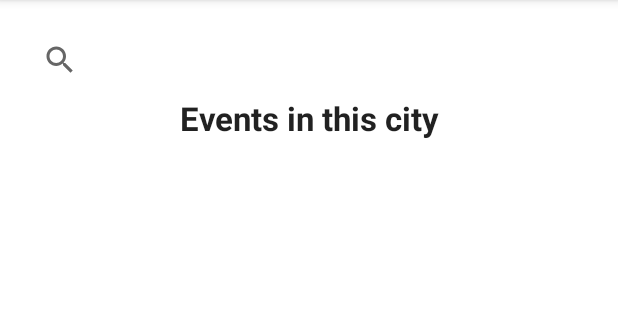
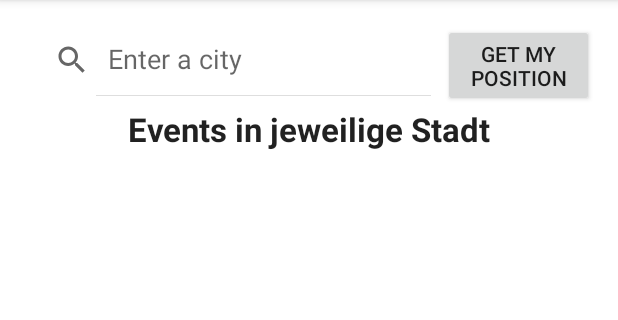
Before and after one commit to KristineWolf/Eventastic, an Android app: the EventsInCity screen opened directly, with no data from a screen before it, on a phone screen of 412 x 824 dp, the part 84-404 px from its top. Run offline under Robolectric (Android 15) with nearby library versions, the phone set to English and light mode, and no system bars; our stand-ins replace Firebase (no records; nobody signed in at launch, a user with empty details on screens opened directly); libraries missing offline, so code that uses them is left out: com.firebase.client; 3 statements that could not run were skipped.

```diff
--- a/app/src/main/java/com/example/kristine/eventastic/Activities/AddEvent.java
+++ b/app/src/main/java/com/example/kristine/eventastic/Activities/AddEvent.java
@@ -28,10 +28,6 @@ import java.util.Calendar;
 import java.util.GregorianCalendar;
 import java.util.Locale;
 
-/**
- * import com.google.android.gms.appindexing.Action;
- * import com.google.android.gms.appindexing.AppIndex;
- **/
 
 public class AddEvent extends AppCompatActivity implements AdapterView.OnItemSelectedListener {
 
--- a/app/src/main/java/com/example/kristine/eventastic/Activities/Calendar.java
+++ b/app/src/main/java/com/example/kristine/eventastic/Activities/Calendar.java
@@ -45,8 +45,10 @@ public class Calendar extends AppCompatActivity{
         initDB();
         initUI();
         updateList();
-        setNextEvent();
-        checkNotification();
+        if (arrayList.size() != 0){
+            setNextEvent();
+            checkNotification();
+        }
     }
 
     private void checkNotification() {
--- a/app/src/main/java/com/example/kristine/eventastic/Activities/EventsInCity.java
+++ b/app/src/main/java/com/example/kristine/eventastic/Activities/EventsInCity.java
@@ -2,15 +2,16 @@ package com.example.kristine.eventastic.Activities;
 
 import android.content.Intent;
 import android.os.Bundle;
-import android.os.Parcelable;
 import android.support.v4.app.NavUtils;
 import android.support.v7.app.AppCompatActivity;
+import android.support.v7.widget.SearchView;
 import android.view.Menu;
 import android.view.MenuInflater;
 import android.view.MenuItem;
 import android.view.View;
 import android.widget.AdapterView;
 import android.widget.ListView;
+import android.widget.TextView;
 
 import com.example.kristine.eventastic.Adapter.CityAdapter;
 import com.example.kristine.eventastic.Databases.ExternDatabase;
@@ -21,19 +22,15 @@ import com.example.kristine.eventastic.R;
 import com.firebase.client.ChildEventListener;
 import com.firebase.client.DataSnapshot;
 import com.firebase.client.FirebaseError;
-import com.google.firebase.database.DatabaseReference;
-import com.google.firebase.database.FirebaseDatabase;
 
-import java.io.Serializable;
 import java.util.ArrayList;
-import java.util.Calendar;
 import java.util.Collections;
 
 
 public class EventsInCity extends AppCompatActivity {
 
     private ListView listView;
-
+    private SearchView searchForCity;
     private ExternDatabase helper;
 
     private CityAdapter adapter;
@@ -102,8 +99,18 @@ public class EventsInCity extends AppCompatActivity {
     }
 
     private void initUI() {
+        setupSearchView();
+        initCityName();
         initListView();
         initListAdapter();
+    }
+
+    private void initCityName() {
+        TextView city = (TextView)findViewById(R.id.title_events_in_this_city);
+        city.setText(getString(R.string.all_events_title)+ " jeweilige Stadt");
+    }
+
+    private void setupSearchView() {
     }
 
     private void initListView() {
--- a/app/src/main/res/layout/activity_events_in_city.xml
+++ b/app/src/main/res/layout/activity_events_in_city.xml
@@ -20,10 +20,18 @@
         <SearchView
             android:layout_width="wrap_content"
             android:layout_height="wrap_content"
-            android:id="@+id/searchView"
+            android:id="@+id/searchViewCities"
             android:background="@color/white"
             android:queryHint="Enter a city"
-            />
+            android:iconifiedByDefault="false"
+            android:layout_weight="0.5"/>
+
+        <Button
+            android:layout_width="wrap_content"
+            android:layout_height="wrap_content"
+            android:id="@+id/button_get_position"
+            android:text="@string/button_get_position"
+            android:layout_weight="0.5"/>
 
 
     </LinearLayout>
--- a/app/src/main/res/values/strings.xml
+++ b/app/src/main/res/values/strings.xml
@@ -5,6 +5,8 @@
     <string name="app_name">Eventastic</string>
     <string name="events_city">Events in this city</string>
     <string name="participating_events">Participating Events</string>
+
+    <string name="all_events_title">Events in</string>
 
     <!-- strings für Toasts -->
     <string name="toast_added">"You added the Event '"</string>
@@ -92,7 +94,7 @@
         <item>Sonstiges</item>
     </string-array>
 
-    <!-- Strings für SettingsActivity -->
+    <!-- Strings für ExplanationActivity -->
     <string name="about_this_App">About this App</string>
 
     <string name="about_this_app_what">What it is about.</string>
@@ -123,6 +125,8 @@
     <string name="calendar">Calendar</string>
     <string name="calendar_next_event">YOUR NEXT EVENT:</string>
 
+
+
     <string name="notification_title">Event in one hour - be prepared!</string>
     <string name="notification_text_1">At </string>
     <string name="notification_text_2">the event ´</string>
@@ -135,6 +139,7 @@
     <string name="hint_date">Date</string>
     <string name="hint_time">Time</string>
     <string name="hint_definition">Definition</string>
+    <string name="button_get_position">get my position</string>
 
 
 </resources>
```
